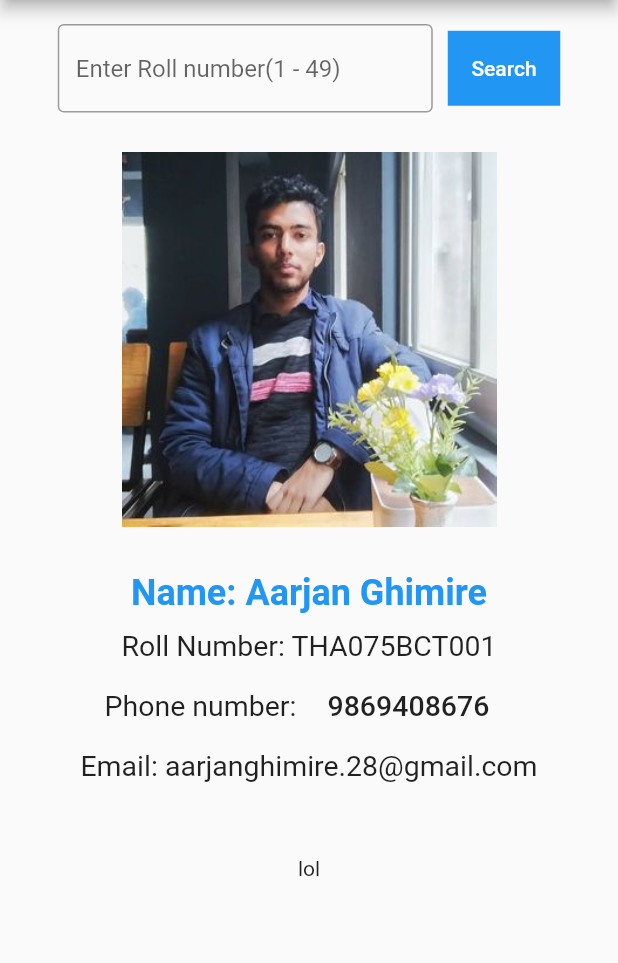
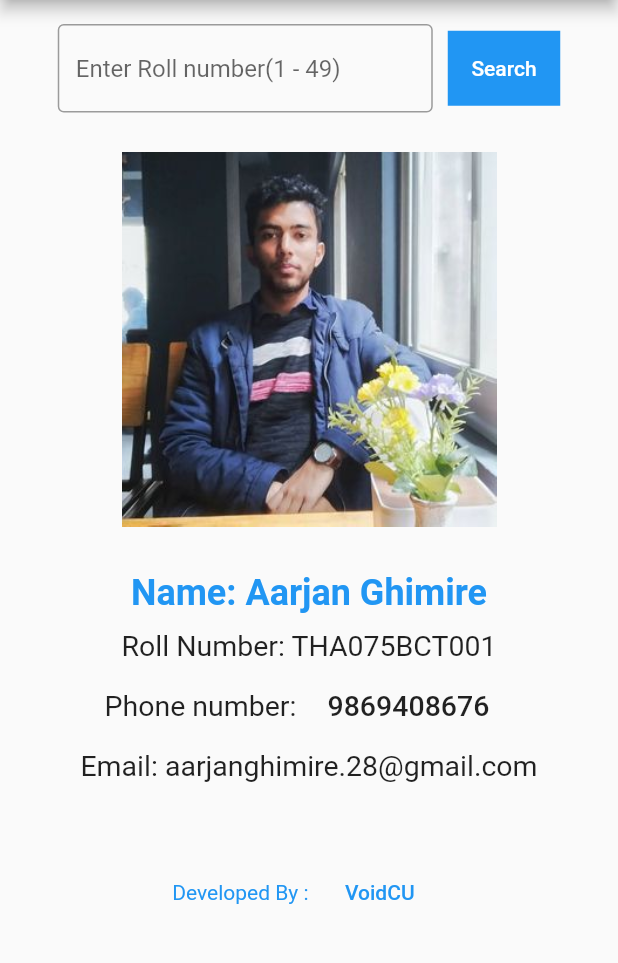
Before and after one commit to UnknownLearn/bct_075, a Flutter app: the screen it shows after launch, after a tap on "Search", on a phone screen of 412 x 824 dp, the part 84-1047 px from its top. Run offline on Flutter 3.47's test engine with Material 2 defaults, Android fonts, the phone set to English and light mode, and no system bars.

Commit message:
add photos and messenger link

```diff
--- a/lib/main.dart
+++ b/lib/main.dart
@@ -524,7 +524,25 @@ class _mainPageState extends State<mainPage> {
                 SizedBox(
                   height: 50,
                 ),
-                Text("lol"),
+                Row(
+                  mainAxisAlignment: MainAxisAlignment.center,
+                  children: [
+                    Text(
+                      "Developed By : ",
+                      style: TextStyle(color: Colors.blue),
+                    ),
+                    Container(
+                      child: FlatButton(
+                        onPressed: () => launch(
+                            "https://www.messenger.com/t/100011384264968"),
+                        child: Text(
+                          "VoidCU",
+                          style: TextStyle(color: Colors.blue),
+                        ),
+                      ),
+                    )
+                  ],
+                ),
               ],
             ),
           ),
```
Also changed, not shown: assets/23.jpg, assets/33.jpg, assets/36.jpg, assets/5.jpg, 37 other files.
